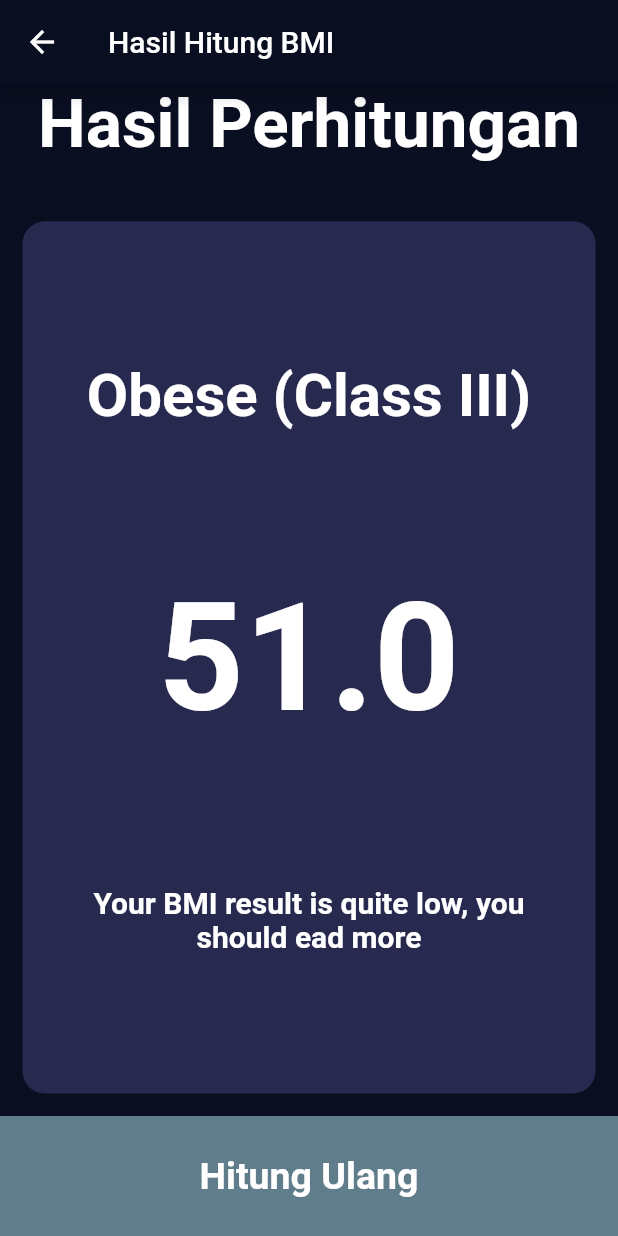
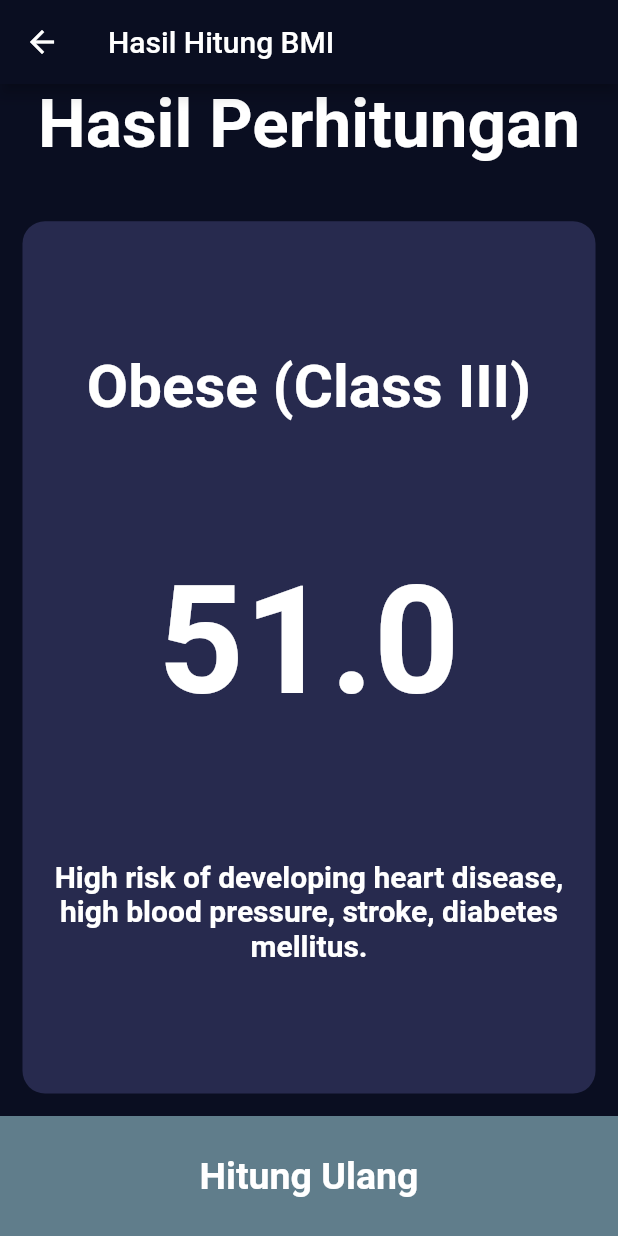
Before and after one commit to anditarmizi90/bmi, a Flutter app: the screen it shows after launch, after a tap on "Hitung BMI", on a phone screen of 412 x 824 dp. Run offline on Flutter 3.47's test engine with Material 2 defaults, Android fonts, the phone set to English and light mode, and no system bars.

Commit message:
update health risk

```diff
--- a/lib/constants/const.dart
+++ b/lib/constants/const.dart
@@ -11,11 +11,11 @@ TextStyle numberStyle = TextStyle(
   color: Colors.white,
 );
 
-String underweightSevere = "Underweight (Severe thinnes)";
-String underweightModerate = "Underweight (Moderate thinnes)";
-String underweightMild = "Underweight (Mild thinnes)";
-String normal = "Normal";
-String overweight = "Overweight";
-String obeseI = "Obese (Class I)";
-String obeseII = "Obese (Class II)";
-String obeseIII = "Obese (Class III)";
+const String underweightSevere = "Underweight (Severe thinnes)";
+const String underweightModerate = "Underweight (Moderate thinnes)";
+const String underweightMild = "Underweight (Mild thinnes)";
+const String normal = "Normal";
+const String overweight = "Overweight";
+const String obeseI = "Obese (Class I)";
+const String obeseII = "Obese (Class II)";
+const String obeseIII = "Obese (Class III)";
--- a/lib/view/bmi_result_screen.dart
+++ b/lib/view/bmi_result_screen.dart
@@ -25,11 +25,52 @@ class BmiResultScreen extends StatelessWidget {
     } else if (bmiValue > 40) {
       category = obeseIII;
     }
+
     return category;
+  }
+
+  getHealRiskDescription(String categoryName) {
+    String desc = "";
+    switch (categoryName) {
+      case underweightSevere:
+        desc = "Possible nutritional deficiency and osteoporosis.";
+        break;
+      case underweightModerate:
+        desc = "Possible nutritional deficiency and osteoporosis.";
+        break;
+      case underweightMild:
+        desc = "Possible nutritional deficiency and osteoporosis.";
+        break;
+      case normal:
+        desc = "Low risk (Healthy range).";
+        break;
+      case overweight:
+        desc =
+            "Moderate risk of developing heart disease, high blood pressure, stroke, diabetes mellitus.";
+        break;
+      case obeseI:
+        desc =
+            "High risk of developing heart disease, high blood pressure, stroke, diabetes mellitus.";
+        break;
+      case obeseII:
+        desc =
+            "High risk of developing heart disease, high blood pressure, stroke, diabetes mellitus.";
+        break;
+      case obeseIII:
+        desc =
+            "High risk of developing heart disease, high blood pressure, stroke, diabetes mellitus.";
+        break;
+      default:
+    }
+
+    return desc;
   }
 
   @override
   Widget build(BuildContext context) {
+    final bmiCategory = determineBmiCategory(bmi);
+    final bmiDesc = getHealRiskDescription(bmiCategory);
+
     return Scaffold(
       appBar: AppBar(
         title: Text("Hasil Hitung BMI"),
@@ -52,12 +93,13 @@ class BmiResultScreen extends StatelessWidget {
             flex: 8,
             child: BmiCard(
               child: Container(
+                width: double.infinity,
                 padding: const EdgeInsets.symmetric(horizontal: 15.0),
                 child: Column(
                   mainAxisAlignment: MainAxisAlignment.spaceEvenly,
                   children: [
                     Text(
-                      determineBmiCategory(bmi),
+                      bmiCategory,
                       style: TextStyle(
                         fontSize: 40,
                         fontWeight: FontWeight.bold,
@@ -73,7 +115,7 @@ class BmiResultScreen extends StatelessWidget {
                       ),
                     ),
                     Text(
-                      "Your BMI result is quite low, you should ead more",
+                      bmiDesc,
                       textAlign: TextAlign.center,
                       style: TextStyle(
                         fontSize: 20,
```
Also changed, not shown: lib/fonts/tahoma.ttf (added).
